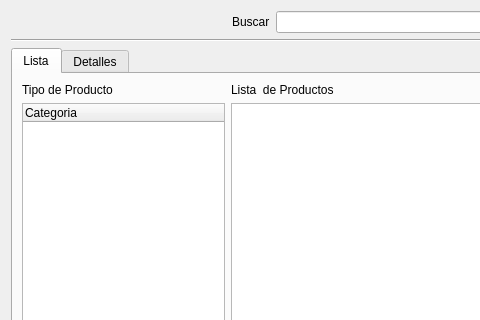
The window that ui_producto.ui (benArambide/ProyFinal-IS2) describes before a commit, drawn with Qt 5; both pictures show x 0 to 480 and y 0 to 320 of the 850 by 450 pixel window.
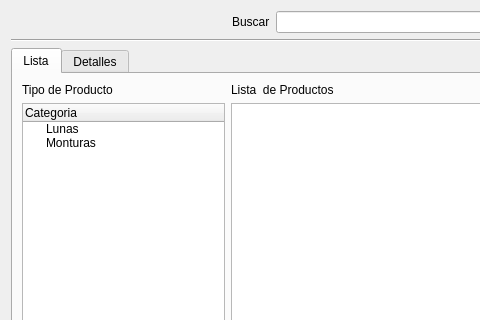
The same window after the commit. Icons and pictures are not drawn.

Commit message: Integrando funcion de busqueda de los productos con la interfaz

What changed in the file:
```diff
--- a/ui_producto.ui
+++ b/ui_producto.ui
@@ -180,6 +180,16 @@
                      <string>Categoria</string>
                     </property>
                    </column>
+                   <item>
+                    <property name="text">
+                     <string>Lunas</string>
+                    </property>
+                   </item>
+                   <item>
+                    <property name="text">
+                     <string>Monturas</string>
+                    </property>
+                   </item>
                   </widget>
                  </item>
                 </layout>
```
Left out of the diff: 1 changed line with no effect on the pictures. The commit also changes 15 other files.
